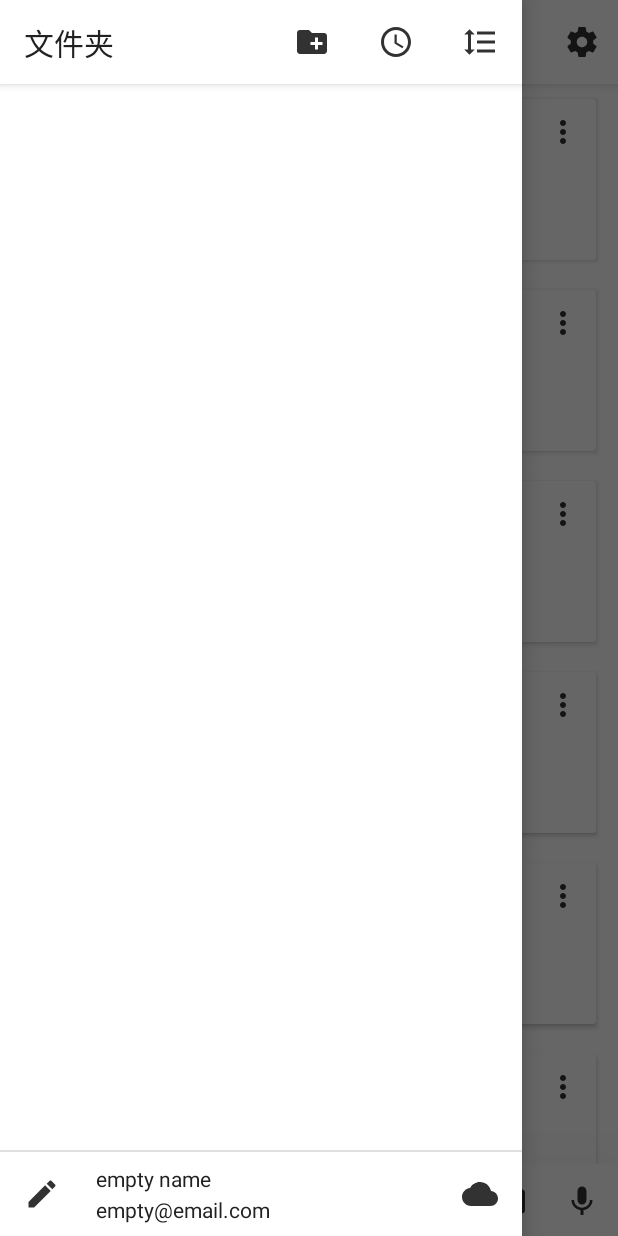
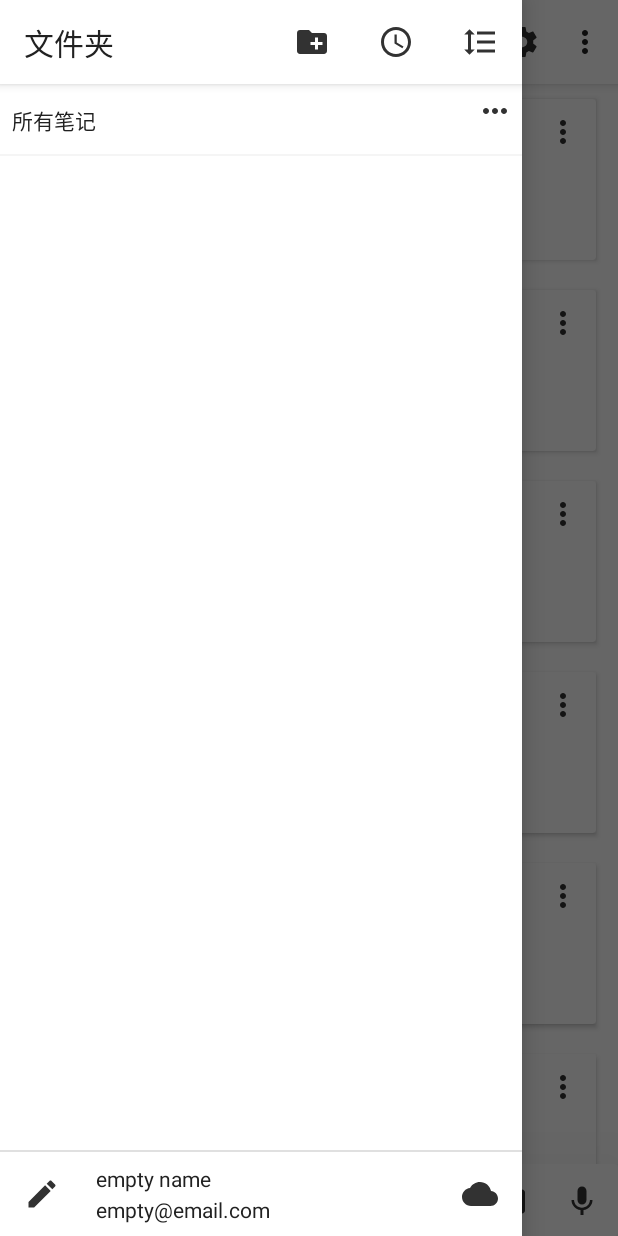
Before and after one commit to morirain/FlowCloud-Note, an Android app: the screen it shows after launch (MainActivity), with the side drawer open, on a phone screen of 412 x 824 dp. Run offline under Robolectric (Android 15) with nearby library versions, the phone set to English and light mode, and no system bars; our stand-ins replace RxJava, data binding; libraries missing offline, so code that uses them is left out: com.jaeger.library, com.tbruyelle.rxpermissions2, io.objectbox, io.objectbox.android, io.objectbox.annotation and 5 more; plain views replace ClassicsHeader, SmartRefreshLayout; 5 statements that could not run were skipped.

Commit message:
+ item drawer + menu theme + Folder

```diff
--- a/flowmemo/src/main/java/com/flowmemo/MainActivity.java
+++ b/flowmemo/src/main/java/com/flowmemo/MainActivity.java
@@ -7,9 +7,13 @@ import android.support.v4.app.Fragment;
 import android.support.v4.view.GravityCompat;
 import android.support.v4.widget.DrawerLayout;
 import android.support.v7.app.ActionBar;
+import android.support.v7.widget.LinearLayoutManager;
 import android.view.Menu;
 import android.view.MenuItem;
 
+import com.flowmemo.base.BaseAdapter;
+import com.flowmemo.model.Folder;
+import com.flowmemo.viewmodel.FolderViewModel;
 import com.jaeger.library.StatusBarUtil;
 import com.tbruyelle.rxpermissions2.RxPermissions;
 
@@ -29,16 +33,22 @@ import skin.support.content.res.SkinCompatUserThemeManager;
 
 public class MainActivity extends BaseActivity<ActivityMainBinding, MainViewModel> {
 
+    private BaseAdapter<Folder> mFolderAdapter;
+
     private DrawerLayout mDrawer;
 
     private DrawerContentBinding mDrawerBinding;
+
+    private FolderViewModel mFolderViewModel;
 
     private UserProfileViewModel mUserProfileViewModel;
 
 
     @Override
     protected void init(Bundle savedInstanceState) {
+        mFolderViewModel = ViewModelProviders.of(this).get(FolderViewModel.class);
         mUserProfileViewModel = ViewModelProviders.of(this).get(UserProfileViewModel.class);
+        getBinding().setFolderViewModel(mFolderViewModel);
         getBinding().setUserProfileViewModel(mUserProfileViewModel);
 
         initToolbar();
@@ -71,6 +81,14 @@ public class MainActivity extends BaseActivity<ActivityMainBinding, MainViewMode
     private void initDrawer() {
         mDrawerBinding = getBinding().drawerContent;
         mDrawer = (DrawerLayout) getBinding().getRoot();
+
+        LinearLayoutManager layoutManager = new LinearLayoutManager(this);
+        mDrawerBinding.recyclerView.setLayoutManager(layoutManager);
+
+        mFolderAdapter = new BaseAdapter<>(this, BR.folder, R.layout.item_drawer_folder);
+        //mFolderAdapter.setOnItemClickListener(this);
+        mDrawerBinding.recyclerView.setAdapter(mFolderAdapter);
+        mFolderViewModel.setAdapter(mFolderAdapter);
     }
 
     private void initFragment() {
--- /dev/null
+++ b/flowmemo/src/main/java/com/flowmemo/model/Folder.java
@@ -0,0 +1,33 @@
+package com.flowmemo.model;
+
+
+import android.arch.lifecycle.MutableLiveData;
+
+import java.io.File;
+
+import io.objectbox.annotation.Entity;
+import io.objectbox.annotation.Id;
+import io.objectbox.annotation.Transient;
+
+/**
+ * @author morirain
+ * @email morirain.dev@outlook.com
+ * @since 2018/6/15
+ */
+
+@Entity
+public class Folder {
+
+    @Id
+    long boxId;
+
+    @Transient
+    public MutableLiveData<String> folderName = new MutableLiveData<>();
+    @Transient
+    public MutableLiveData<File> folderDir = new MutableLiveData<>();
+
+    public Folder(String folderName, File folderDir) {
+        this.folderName.postValue(folderName);
+        this.folderDir.postValue(folderDir);
+    }
+}
--- /dev/null
+++ b/flowmemo/src/main/java/com/flowmemo/view/fragment/AboutFragment.java
@@ -0,0 +1,12 @@
+package com.flowmemo.view.fragment;
+
+
+/**
+ * @author morirain
+ * @email morirain.dev@outlook.com
+ * @since 2018/6/15
+ */
+
+
+public class AboutFragment {
+}
--- /dev/null
+++ b/flowmemo/src/main/java/com/flowmemo/viewmodel/FolderViewModel.java
@@ -0,0 +1,51 @@
+package com.flowmemo.viewmodel;
+
+
+import android.arch.lifecycle.LiveData;
+import android.arch.lifecycle.MutableLiveData;
+
+import com.flowmemo.base.BaseAdapter;
+import com.flowmemo.base.BaseViewModel;
+import com.flowmemo.model.Folder;
+import com.flowmemo.model.Notes;
+
+import java.util.List;
+
+/**
+ * @author morirain
+ * @email morirain.dev@outlook.com
+ * @since 2018/6/15
+ */
+
+
+public class FolderViewModel extends BaseViewModel {
+
+    private BaseAdapter<Folder> mAdapter;
+
+    private MutableLiveData<List<Folder>> mFolderList;
+
+
+    public LiveData<List<Folder>> getFolderList() {
+        if (mFolderList == null) {
+            mFolderList = mAdapter.getList();
+            getFolderData();
+        }
+        return mFolderList;
+    }
+
+    @Override
+    protected void init() {
+
+    }
+
+    public void setAdapter(BaseAdapter<Folder> adapter) {
+        mAdapter = adapter;
+        mFolderList = adapter.getList();
+        getFolderData();
+    }
+
+    private void getFolderData() {
+        Folder notes = new Folder("所有笔记", null);
+        mFolderList.getValue().add(notes);
+    }
+}
--- /dev/null
+++ b/flowmemo/src/main/res/drawable/ic_format_paint_black_24dp.xml
@@ -0,0 +1,5 @@
+<vector android:alpha="0.8" android:height="24dp"
+    android:viewportHeight="24.0" android:viewportWidth="24.0"
+    android:width="24dp" xmlns:android="http://schemas.android.com/apk/res/android">
+    <path android:fillColor="#FF000000" android:pathData="M18,4V3c0,-0.55 -0.45,-1 -1,-1H5c-0.55,0 -1,0.45 -1,1v4c0,0.55 0.45,1 1,1h12c0.55,0 1,-0.45 1,-1V6h1v4H9v11c0,0.55 0.45,1 1,1h2c0.55,0 1,-0.45 1,-1v-9h8V4h-3z"/>
+</vector>
--- a/flowmemo/src/main/res/drawable/ic_more_horiz_black_24dp.xml
+++ b/flowmemo/src/main/res/drawable/ic_more_horiz_black_24dp.xml
@@ -1,10 +1,5 @@
-<vector xmlns:android="http://schemas.android.com/apk/res/android"
-    android:width="24dp"
-    android:height="24dp"
-    android:alpha="0.8"
-    android:viewportHeight="24.0"
-    android:viewportWidth="24.0">
-    <path
-        android:fillColor="#FF000000"
-        android:pathData="M6,10c-1.1,0 -2,0.9 -2,2s0.9,2 2,2 2,-0.9 2,-2 -0.9,-2 -2,-2zM18,10c-1.1,0 -2,0.9 -2,2s0.9,2 2,2 2,-0.9 2,-2 -0.9,-2 -2,-2zM12,10c-1.1,0 -2,0.9 -2,2s0.9,2 2,2 2,-0.9 2,-2 -0.9,-2 -2,-2z" />
+<vector android:alpha="0.8" android:height="24dp"
+    android:viewportHeight="24.0" android:viewportWidth="24.0"
+    android:width="24dp" xmlns:android="http://schemas.android.com/apk/res/android">
+    <path android:fillColor="#FF000000" android:pathData="M6,10c-1.1,0 -2,0.9 -2,2s0.9,2 2,2 2,-0.9 2,-2 -0.9,-2 -2,-2zM18,10c-1.1,0 -2,0.9 -2,2s0.9,2 2,2 2,-0.9 2,-2 -0.9,-2 -2,-2zM12,10c-1.1,0 -2,0.9 -2,2s0.9,2 2,2 2,-0.9 2,-2 -0.9,-2 -2,-2z"/>
 </vector>
--- a/flowmemo/src/main/res/layout/activity_main.xml
+++ b/flowmemo/src/main/res/layout/activity_main.xml
@@ -8,6 +8,10 @@
         <variable
             name="viewModel"
             type="com.flowmemo.viewmodel.MainViewModel" />
+
+        <variable
+            name="folderViewModel"
+            type="com.flowmemo.viewmodel.FolderViewModel" />
 
         <variable
             name="userProfileViewModel"
@@ -25,11 +29,12 @@
             android:layout_width="match_parent"
             android:layout_height="match_parent">
 
-            <include layout="@layout/toolbar_main"
+            <include
                 android:id="@+id/toolbar_main"
+                layout="@layout/toolbar_main"
                 app:layout_constraintEnd_toEndOf="parent"
                 app:layout_constraintStart_toStartOf="parent"
-                app:layout_constraintTop_toTopOf="parent"/>
+                app:layout_constraintTop_toTopOf="parent" />
 
             <android.support.v4.view.ViewPager
                 android:id="@+id/vp_fragment"
@@ -45,11 +50,13 @@
 
         </android.support.constraint.ConstraintLayout>
 
-        <include layout="@layout/drawer_content"
+        <include
             android:id="@+id/drawer_content"
-            app:viewModel="@{userProfileViewModel}"
+            layout="@layout/drawer_content"
+            android:layout_width="match_parent"
+            android:layout_height="match_parent"
             android:layout_gravity="start"
-            android:layout_height="match_parent"
-            android:layout_width="match_parent"/>
+            app:userProfileViewModel="@{userProfileViewModel}"
+            app:viewModel="@{folderViewModel}" />
     </android.support.v4.widget.DrawerLayout>
 </layout>
--- a/flowmemo/src/main/res/layout/drawer_content.xml
+++ b/flowmemo/src/main/res/layout/drawer_content.xml
@@ -7,14 +7,18 @@
 
         <variable
             name="viewModel"
+            type="com.flowmemo.viewmodel.FolderViewModel" />
+
+        <variable
+            name="userProfileViewModel"
             type="com.flowmemo.viewmodel.UserProfileViewModel" />
     </data>
 
     <android.support.constraint.ConstraintLayout
         android:layout_width="match_parent"
         android:layout_height="match_parent"
-        android:fitsSystemWindows="true"
-        android:background="@color/colorPrimary">
+        android:background="@color/colorPrimary"
+        android:fitsSystemWindows="true">
 
         <android.support.v7.widget.CardView
             android:id="@+id/cardView"
@@ -22,6 +26,7 @@
             android:layout_height="?android:attr/actionBarSize"
             app:cardCornerRadius="0dp"
             app:cardElevation="4dp">
+
             <android.support.constraint.ConstraintLayout
                 android:layout_width="match_parent"
                 android:layout_height="match_parent">
@@ -118,7 +123,7 @@
             android:layout_width="wrap_content"
             android:layout_height="wrap_content"
             android:layout_margin="8dp"
-            android:text="@{viewModel.userEmail}"
+            android:text="@{userProfileViewModel.userEmail}"
             android:textColor="@color/colorText"
             app:layout_constraintBottom_toBottomOf="parent"
             app:layout_constraintStart_toEndOf="@+id/button_edit_user_profile" />
@@ -128,7 +133,7 @@
             android:layout_width="wrap_content"
             android:layout_height="wrap_content"
             android:layout_margin="8dp"
-            android:text="@{viewModel.userName}"
+            android:text="@{userProfileViewModel.userName}"
             android:textColor="@color/colorText"
             app:layout_constraintStart_toEndOf="@+id/button_edit_user_profile"
             app:layout_constraintTop_toBottomOf="@+id/view" />
--- a/flowmemo/src/main/res/layout/fragment_memory.xml
+++ b/flowmemo/src/main/res/layout/fragment_memory.xml
@@ -1,29 +1,30 @@
 <?xml version="1.0" encoding="utf-8"?>
-<layout xmlns:tools="http://schemas.android.com/tools"
-    xmlns:android="http://schemas.android.com/apk/res/android"
-    xmlns:app="http://schemas.android.com/apk/res-auto">
+<layout xmlns:android="http://schemas.android.com/apk/res/android"
+    xmlns:app="http://schemas.android.com/apk/res-auto"
+    xmlns:tools="http://schemas.android.com/tools">
 
     <data>
+
         <variable
             name="viewModel"
-            type="com.flowmemo.viewmodel.MemoryViewModel"/>
+            type="com.flowmemo.viewmodel.MemoryViewModel" />
     </data>
 
     <android.support.constraint.ConstraintLayout
+        android:id="@+id/fragment_memory"
         android:layout_width="match_parent"
         android:layout_height="match_parent"
-        android:background="@color/colorBackground"
-        android:id="@+id/fragment_memory">
+        android:background="@color/colorBackground">
 
         <android.support.v7.widget.CardView
             android:id="@+id/cardView"
             android:layout_width="match_parent"
             android:layout_height="0dp"
+            app:cardBackgroundColor="@color/colorPrimary"
             app:cardElevation="64dp"
             app:layout_constraintBottom_toBottomOf="parent"
             app:layout_constraintEnd_toEndOf="parent"
-            app:layout_constraintStart_toStartOf="parent"
-            app:cardBackgroundColor="@color/colorPrimary">
+            app:layout_constraintStart_toStartOf="parent">
 
             <android.support.constraint.ConstraintLayout
                 android:layout_width="match_parent"
@@ -38,10 +39,10 @@
                     android:focusable="true"
                     android:padding="12dp"
                     android:src="@drawable/ic_keyboard_voice_black_24dp"
-                    app:layout_constraintVertical_bias="0.0"
                     app:layout_constraintBottom_toBottomOf="parent"
                     app:layout_constraintStart_toStartOf="parent"
-                    app:layout_constraintTop_toTopOf="parent" />
+                    app:layout_constraintTop_toTopOf="parent"
+                    app:layout_constraintVertical_bias="0.0" />
 
                 <EditText
                     android:id="@+id/editText_input"
@@ -50,8 +51,8 @@
                     android:clickable="true"
                     android:focusable="true"
                     android:gravity="start|center"
+                    android:maxLines="4"
                     android:padding="8dp"
-                    android:maxLines="4"
                     android:text="@={viewModel.inputText}"
                     android:textColor="@color/colorText"
                     app:layout_constraintBottom_toBottomOf="parent"
--- a/flowmemo/src/main/res/layout/fragment_notes.xml
+++ b/flowmemo/src/main/res/layout/fragment_notes.xml
@@ -3,15 +3,16 @@
     xmlns:app="http://schemas.android.com/apk/res-auto">
 
     <data>
+
         <variable
             name="viewModel"
             type="com.flowmemo.viewmodel.NotesViewModel" />
     </data>
 
     <android.support.constraint.ConstraintLayout
+        android:id="@+id/fragment_notes"
         android:layout_width="match_parent"
-        android:layout_height="match_parent"
-        android:id="@+id/fragment_notes">
+        android:layout_height="match_parent">
 
         <com.scwang.smartrefresh.layout.SmartRefreshLayout
             android:id="@+id/refreshLayout"
@@ -26,25 +27,25 @@
 
             <com.scwang.smartrefresh.layout.header.ClassicsHeader
                 android:layout_width="match_parent"
-                android:layout_height="wrap_content"/>
+                android:layout_height="wrap_content" />
 
             <android.support.v7.widget.RecyclerView
                 android:id="@+id/notes_recyclerView"
                 android:layout_width="match_parent"
                 android:layout_height="match_parent"
-                android:overScrollMode="never"
-                android:background="@color/colorBackground"/>
+                android:background="@color/colorBackground"
+                android:overScrollMode="never" />
         </com.scwang.smartrefresh.layout.SmartRefreshLayout>
 
         <android.support.v7.widget.CardView
             android:id="@+id/cardView"
             android:layout_width="match_parent"
             android:layout_height="0dp"
+            app:cardBackgroundColor="@color/colorPrimary"
             app:cardElevation="64dp"
             app:layout_constraintBottom_toBottomOf="parent"
             app:layout_constraintEnd_toEndOf="parent"
-            app:layout_constraintStart_toStartOf="parent"
-            app:cardBackgroundColor="@color/colorPrimary">
+            app:layout_constraintStart_toStartOf="parent">
 
             <android.support.constraint.ConstraintLayout
                 android:layout_width="match_parent"
--- a/flowmemo/src/main/res/layout/item_drawer_folder.xml
+++ b/flowmemo/src/main/res/layout/item_drawer_folder.xml
@@ -1,9 +1,21 @@
 <?xml version="1.0" encoding="utf-8"?>
+<layout xmlns:android="http://schemas.android.com/apk/res/android"
+    xmlns:app="http://schemas.android.com/apk/res-auto"
+    xmlns:tools="http://schemas.android.com/tools">
+
+    <data>
+
+        <variable
+            name="folder"
+            type="com.flowmemo.model.Folder" />
+    </data>
+
     <android.support.constraint.ConstraintLayout
-    xmlns:android="http://schemas.android.com/apk/res/android"
-    xmlns:app="http://schemas.android.com/apk/res-auto"
         android:layout_width="match_parent"
-    android:layout_height="match_parent">
+        android:layout_height="48dp"
+        android:clickable="true"
+        android:focusable="true"
+        android:foreground="?android:attr/selectableItemBackground">
 
         <ImageButton
             android:id="@+id/button_drawer_folder_more"
@@ -12,8 +24,27 @@
             android:background="?android:attr/selectableItemBackground"
             android:clickable="true"
             android:focusable="true"
-        android:padding="8dp"
-        android:src="@drawable/ic_more_vert_black_24dp"
+            android:padding="6dp"
+            android:src="@drawable/ic_more_horiz_black_24dp"
             app:layout_constraintEnd_toEndOf="parent"
             app:layout_constraintTop_toTopOf="parent" />
+
+        <TextView
+            android:id="@+id/textView"
+            android:layout_width="wrap_content"
+            android:layout_height="wrap_content"
+            android:layout_margin="8dp"
+            android:text="@{folder.folderName}"
+            android:textColor="@color/colorText"
+            app:layout_constraintBottom_toBottomOf="parent"
+            app:layout_constraintStart_toStartOf="parent"
+            app:layout_constraintTop_toTopOf="parent" />
+
+        <View
+            android:id="@+id/view"
+            android:layout_width="match_parent"
+            android:layout_height="1dp"
+            android:background="#f5f5f5"
+            app:layout_constraintBottom_toBottomOf="parent" />
     </android.support.constraint.ConstraintLayout>
+</layout>
--- a/flowmemo/src/main/res/menu/toolbar.xml
+++ b/flowmemo/src/main/res/menu/toolbar.xml
@@ -1,6 +1,11 @@
 <?xml version="1.0" encoding="utf-8"?>
 <menu xmlns:android="http://schemas.android.com/apk/res/android"
     xmlns:app="http://schemas.android.com/apk/res-auto">
+    <item
+        android:id="@+id/menu_toolbar_theme"
+        android:icon="@drawable/ic_format_paint_black_24dp"
+        android:title="Theme"
+        app:showAsAction="never" />
     <item
         android:id="@+id/menu_toolbar_setting"
         android:icon="@drawable/ic_settings_black_24dp"
--- a/flowmemo/src/main/res/values/styles.xml
+++ b/flowmemo/src/main/res/values/styles.xml
@@ -6,6 +6,7 @@
         <item name="colorPrimary">@color/colorPrimary</item>
         <item name="colorPrimaryDark">@color/colorPrimaryDark</item>
         <item name="colorAccent">@color/colorAccent</item>
+        <item name="overlapAnchor">false</item>
     </style>
 
     <style name="LaunchTheme" parent="Theme.AppCompat.Light.NoActionBar">
```
Also changed, not shown: 1 other file. Lines whose indentation alone changed are shown as unchanged.
